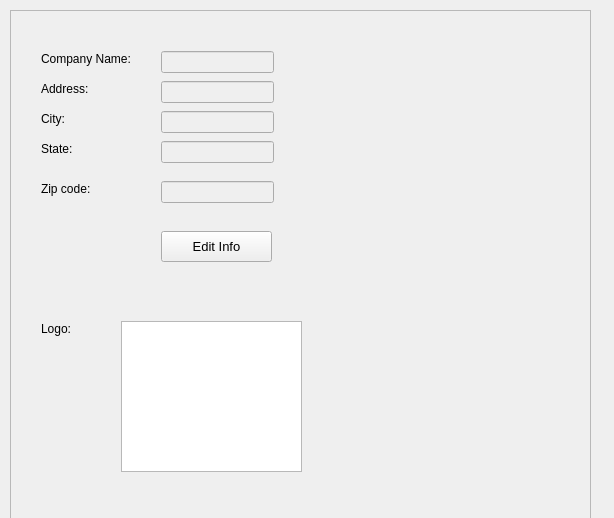
The window that settingsscreen.ui (WNewsome/Pharmaceutical-Point-of-Sale) describes before a commit, drawn with Qt 5.
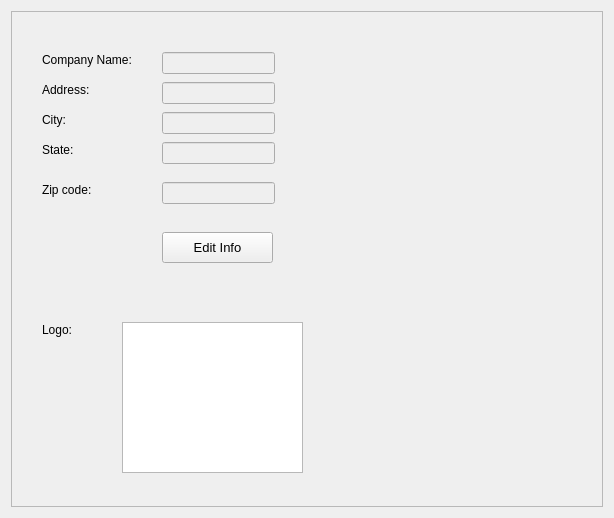
The same window after the commit.

The edit to the form file:
```diff
--- a/settingsscreen.ui
+++ b/settingsscreen.ui
@@ -13,18 +13,12 @@
   <property name="windowTitle">
    <string>Form</string>
   </property>
+  <layout class="QGridLayout" name="gridLayout">
+   <item row="0" column="0">
   <widget class="QScrollArea" name="scrollArea_2">
    <property name="enabled">
     <bool>true</bool>
    </property>
-   <property name="geometry">
-    <rect>
-     <x>10</x>
-     <y>10</y>
-     <width>581</width>
-     <height>561</height>
-    </rect>
-   </property>
    <property name="widgetResizable">
     <bool>true</bool>
    </property>
@@ -33,8 +27,8 @@
      <rect>
       <x>0</x>
       <y>0</y>
-      <width>579</width>
-      <height>559</height>
+        <width>594</width>
+        <height>498</height>
      </rect>
     </property>
     <widget class="QLabel" name="label_14">
@@ -235,6 +229,8 @@
     </widget>
    </widget>
   </widget>
+   </item>
+  </layout>
  </widget>
  <resources/>
  <connections/>
```
Lines whose indentation alone changed are shown as unchanged.
